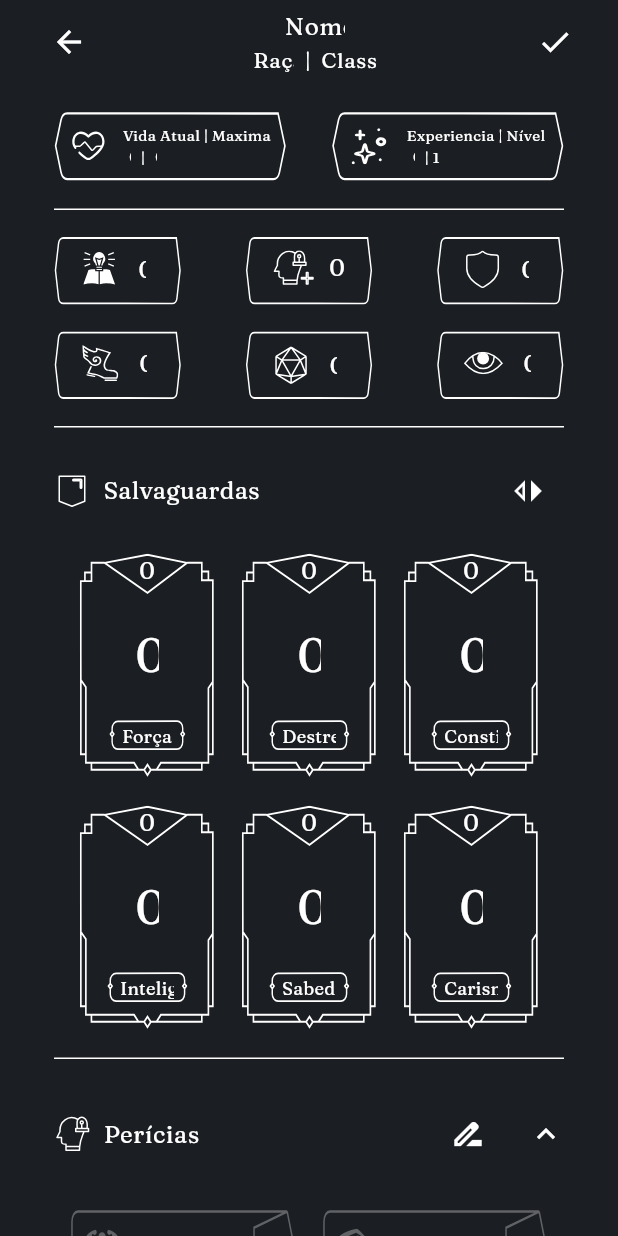
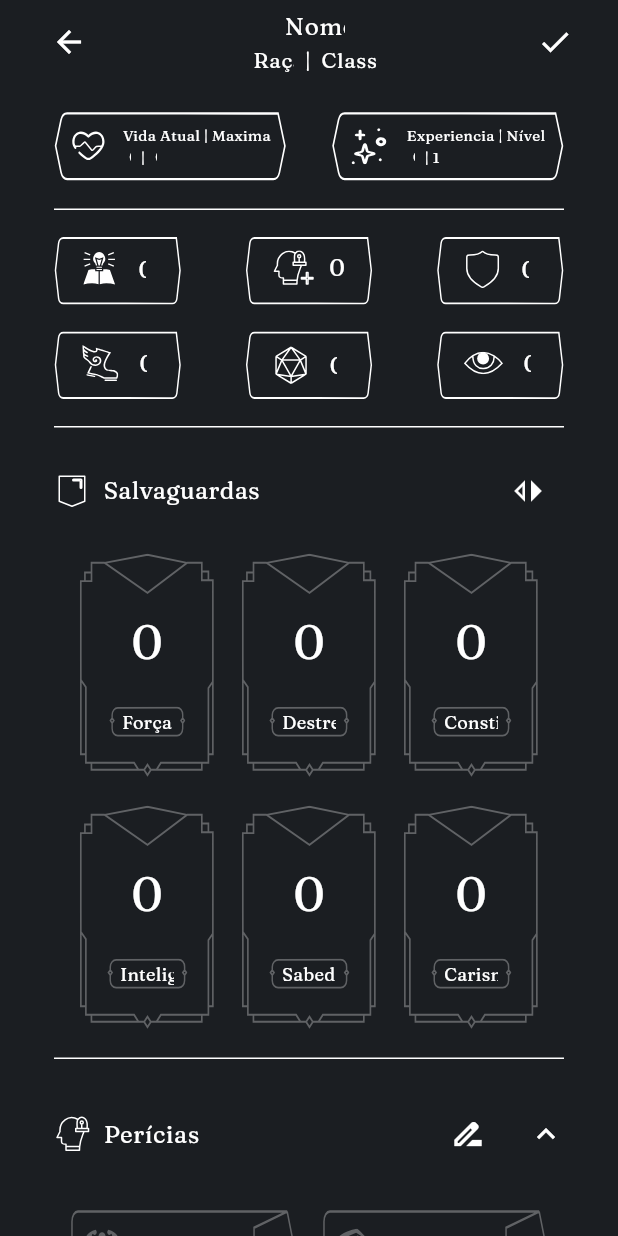
Before and after one commit to marcosgabriel-mm/projeto_d20, a Flutter app: the CharacterDetails screen opened directly, after a tap on the "switch right" icon, on a phone screen of 412 x 824 dp. Run offline on Flutter 3.47's test engine with Material 3 defaults, Android fonts, the phone set to English and light mode, and no system bars; our stand-ins replace flutter_sticky_header, flutter_svg, image_picker, photo_view.

Commit message:
feat: savethrow done

```diff
--- a/lib/app/models/character.dart
+++ b/lib/app/models/character.dart
@@ -11,12 +11,12 @@ class Character {
 
   int spellClass;
 
-  Map<String, int> stats;
+  Map<String, dynamic> stats;
+  Map<String, dynamic> skills;
   Map<String, int> primaryStats;
-  Map<String, dynamic> skills;
   List<Map<dynamic, dynamic>> spells;
 
-  //todo colocar magias, esquipamentos e mochila
+  //TODO: colocar equipamentos
 
   Map<String, dynamic> toJson() {
     return {
@@ -48,7 +48,7 @@ class Character {
     required this.description,
     required this.spells,
     required this.spellClass,
-    Map<String, int>? primaryStats,
-    Map<String, int>? stats,
-  }) : primaryStats = primaryStats ?? {}, stats = stats ?? {};
+    required this.primaryStats,
+    required this.stats,
+  });
 }
--- a/lib/app/pages/characters/characters_details.dart
+++ b/lib/app/pages/characters/characters_details.dart
@@ -268,13 +268,15 @@ class _CharacterDetailsState extends State<CharacterDetails> {
                     spacing: horizontalPadding,
                     runSpacing: verticalPadding,
                     children: [
-                      //TODO: mudar para salvaguardas
                       for (int index=0; index<characterProvider.character.stats.length; index++)
                       Atribute(
                         atributeName: characterProvider.character.stats.keys.elementAt(index),
-                        atributeValue: characterProvider.character.stats.values.elementAt(index).toString(),
-                        atributeModificator: characterProvider.calcutateModificator(characterProvider.character.stats.values.elementAt(index)).toString(),
+                        atributeValue: characterProvider.character.stats[characterProvider.character.stats.keys.elementAt(index)]['valor'].toString(),
+                        atributeModificator: characterProvider.calcutateModificator(characterProvider.character.stats[characterProvider.character.stats.keys.elementAt(index)]['valor'] ?? 0).toString(),
                         onTextChanged: (value) => characterProvider.updateAtributes(value, index),
+                        onTap: () => characterProvider.changeSaveTrhow(characterProvider.character.stats.keys.elementAt(index)),
+                        saveTrhow: characterProvider.character.stats[characterProvider.character.stats.keys.elementAt(index)]['salvaguarda'],
+                        titleMode: _atributeLabel,
                       )
                     ],
                   ),
--- a/lib/app/pages/characters/widgets/atributes.dart
+++ b/lib/app/pages/characters/widgets/atributes.dart
@@ -1,44 +1,78 @@
 import 'package:d20_project/app/pages/characters/widgets/fields.dart';
+import 'package:d20_project/app/providers/characters_provider.dart';
 import 'package:d20_project/styles/text_styles.dart';
 import 'package:d20_project/theme/theme_config.dart';
 import 'package:flutter/material.dart';
 import 'package:flutter_svg/svg.dart';
+import 'package:provider/provider.dart';
 
 class Atribute extends StatelessWidget {
+
+  final ValueChanged<String> onTextChanged;
   final String atributeModificator;
   final String atributeName;
   final String atributeValue;
-  final ValueChanged<String> onTextChanged;
+  final bool saveTrhow;
+  final String titleMode;
+  final Function() onTap;
+
   const Atribute({
     super.key,
     required this.atributeModificator,
     required this.atributeName,
     required this.atributeValue,
-    required this.onTextChanged
+    required this.onTextChanged,
+    required this.saveTrhow,
+    required this.titleMode, required this.onTap
   });
 
   @override
   Widget build(BuildContext context) {
-    return SizedBox(
+    return GestureDetector(
+      onTap: () {
+        if (titleMode == "Salvaguardas") {
+          onTap();
+          debugPrint("Salvaguardas");
+        }
+      },
+      child: SizedBox(
         width: 90,
         height: 150,
         child: Stack(
           children: [
             Positioned.fill(
-            child: SvgPicture.asset("assets/svg/character/atribute_card.svg", fit: BoxFit.fill),
+              child: SvgPicture.asset(
+                "assets/svg/character/atribute_card.svg",
+                fit: BoxFit.fill,
+                colorFilter: titleMode == "Salvaguardas"
+                  ? saveTrhow
+                  ? const ColorFilter.mode(Colors.white, BlendMode.srcIn)
+                  : const ColorFilter.mode(Colors.white30, BlendMode.srcIn)
+                : const ColorFilter.mode(Colors.white, BlendMode.srcIn)
+              ),
             ),
             Padding(
               padding: const EdgeInsets.symmetric(horizontal: horizontalPadding),
               child: Center(
                 child: Column(
                   children: [
-                  Text(
+                    titleMode == "Salvaguardas"
+                    ? SizedBox(height: TextStyles.instance.regular.fontSize)
+                    : Text(
                       atributeModificator,
                       style: TextStyles.instance.regular
                     ),
                     Column(
                       children: [
-                      Padding(
+                        titleMode == "Salvaguardas"
+                        ? Padding(
+                          padding: const EdgeInsets.symmetric(vertical: verticalPadding+2),
+                          child: Text(
+                            saveTrhow ? (int.parse(atributeModificator)+context.read<CharacterProvider>().character.primaryStats['Bônus de Proficiência']!).toString() : atributeModificator,
+                            style: TextStyles.instance.regular.copyWith(fontSize: 32),
+                          ),
+                        )
+                        : Padding(
                           padding: const EdgeInsets.symmetric(vertical: verticalPadding+2),
                           child: TextFields(
                             fontSize: TextStyles.instance.regular.copyWith(fontSize: 32).fontSize ?? 32,
@@ -51,7 +85,15 @@ class Atribute extends StatelessWidget {
                           child: Stack(
                             children: [
                               Positioned.fill(
-                              child: SvgPicture.asset("assets/svg/character/atribute_inside_border.svg", fit: BoxFit.fill),
+                                child: SvgPicture.asset(
+                                  "assets/svg/character/atribute_inside_border.svg",
+                                  fit: BoxFit.fill,
+                                  colorFilter: titleMode == "Salvaguardas"
+                                    ? saveTrhow
+                                    ? const ColorFilter.mode(Colors.white, BlendMode.srcIn)
+                                    : const ColorFilter.mode(Colors.white30, BlendMode.srcIn)
+                                  : const ColorFilter.mode(Colors.white, BlendMode.srcIn)
+                                ),
                               ),
                               Padding(
                                 padding: const EdgeInsets.symmetric(horizontal: horizontalPadding/2, vertical: 2),
@@ -75,6 +117,7 @@ class Atribute extends StatelessWidget {
             )
           ],
         ),
+      ),
     );
   }
 }
--- a/lib/app/providers/characters_provider.dart
+++ b/lib/app/providers/characters_provider.dart
@@ -26,12 +26,30 @@ class CharacterProvider extends ChangeNotifier {
       'Percepção Passiva': 0,
     },
     stats: {
-      'Força': 0,
-      'Destreza': 0,
-      'Constituição': 0,
-      'Inteligência': 0,
-      'Sabedoria': 0,
-      'Carisma': 0,
+      'Força': {
+        'valor': 0,
+        'salvaguarda': false
+      },
+      'Destreza': {
+        'valor': 0,
+        'salvaguarda': false
+      },
+      'Constituição': {
+        'valor': 0,
+        'salvaguarda': false
+      },
+      'Inteligência': {
+        'valor': 0,
+        'salvaguarda': false
+      },
+      'Sabedoria': {
+        'valor': 0,
+        'salvaguarda': false
+      },
+      'Carisma': {
+        'valor': 0,
+        'salvaguarda': false
+      },
     },
     skills: {
       'Atletismo': {
@@ -131,12 +149,12 @@ class CharacterProvider extends ChangeNotifier {
     name: "Nome",
     race: "Raça",
     classType: "Classe",
-    description: "",
     level: 1,
     experience: 0,
     maxHitPoints: 0,
+    currentHitPoints: 0,
     spellClass: 0,
-    currentHitPoints: 0,
+    description: "",
     primaryStats: {
       'Inspiração': 0,
       'Bônus de Proficiência': 0,
@@ -146,12 +164,30 @@ class CharacterProvider extends ChangeNotifier {
       'Percepção Passiva': 0,
     },
     stats: {
-      'Força': 0,
-      'Destreza': 0,
-      'Constituição': 0,
-      'Inteligência': 0,
-      'Sabedoria': 0,
-      'Carisma': 0,
+      'Força': {
+        'valor': 0,
+        'salvaguarda': false
+      },
+      'Destreza': {
+        'valor': 0,
+        'salvaguarda': false
+      },
+      'Constituição': {
+        'valor': 0,
+        'salvaguarda': false
+      },
+      'Inteligência': {
+        'valor': 0,
+        'salvaguarda': false
+      },
+      'Sabedoria': {
+        'valor': 0,
+        'salvaguarda': false
+      },
+      'Carisma': {
+        'valor': 0,
+        'salvaguarda': false
+      },
     },
     skills: {
       'Atletismo': {
@@ -326,9 +362,6 @@ class CharacterProvider extends ChangeNotifier {
 
   loadCharacter(Map<String, dynamic> json) {
 
-    Map<String, dynamic> statsMap = json['stats'];
-    Map<String, int>? stats = statsMap.map((key, value) => MapEntry(key, int.tryParse(value.toString()) ?? 0));
-
     Map<String, dynamic> primaryStatsMap = json['primaryStats'];
     Map<String, int>? primaryStats = primaryStatsMap.map((key, value) => MapEntry(key, int.tryParse(value.toString()) ?? 0));
 
@@ -346,9 +379,9 @@ class CharacterProvider extends ChangeNotifier {
       maxHitPoints: json['maxHitPoints'],
       currentHitPoints: json['currentHitPoints'],
       skills: json['skills'],
+      stats: json['stats'],
       spells: spells,
       primaryStats:  primaryStats,
-      stats: stats,
     );
 
     notifyListeners();
@@ -439,7 +472,7 @@ class CharacterProvider extends ChangeNotifier {
       Map<String, dynamic> skill = character.skills[key] as Map<String, dynamic>;
       String atributeModificator = skill['atributo'];
 
-      int modificator = calcutateModificator(character.stats[atributeModificator]!);
+      int modificator = calcutateModificator(character.stats[atributeModificator]['valor']!);
       if (skill['proficiente'] == true) {
         skill['valor'] = modificator + character.primaryStats['Bônus de Proficiência']!;
       } else {
@@ -467,7 +500,7 @@ class CharacterProvider extends ChangeNotifier {
     } else {
       parsedValue = 0;
     }
-    character.stats[character.stats.keys.elementAt(index)] = parsedValue;
+    character.stats[character.stats.keys.elementAt(index)]['valor'] = parsedValue;
     calcutateModificator(parsedValue);
     notifyListeners();
   }
@@ -491,6 +524,7 @@ class CharacterProvider extends ChangeNotifier {
     notifyListeners();
   }
 
+  //! Arrumar caso usar essa função
   int? calculatePassivePerception() {
     int wisdom = calcutateModificator(character.stats['Sabedoria']!);
     int proeficiency = character.primaryStats['Bônus de Proficiência']!;
@@ -617,4 +651,9 @@ class CharacterProvider extends ChangeNotifier {
     notifyListeners();
   }
 
+  void changeSaveTrhow(String atributeName) {
+    character.stats[atributeName]['salvaguarda'] = !character.stats[atributeName]['salvaguarda'];
+    notifyListeners();
+  }
+
 }
```
Also changed, not shown: assets/images/saveButton.png (added), assets/svg/character/saveTrhowButton.svg (added). Lines whose indentation alone changed are shown as unchanged.
